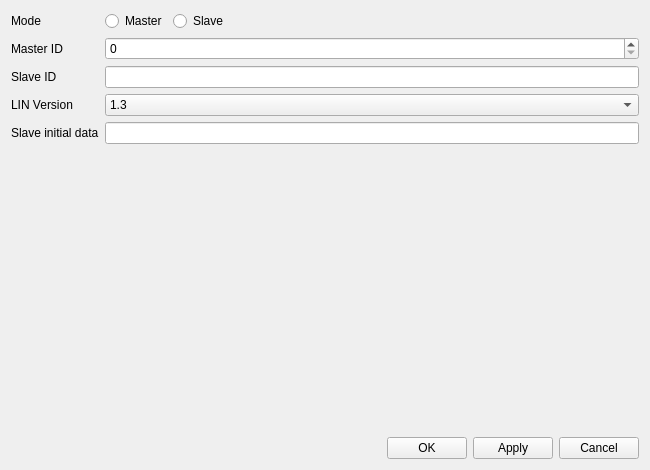
First picture: the form in QLin/settingsdialog.ui, repository pr4u4t/automatron3000, before the edit.
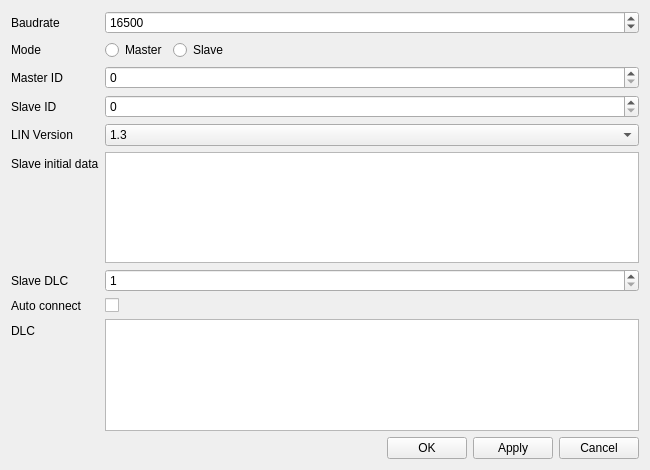
Second picture: the form after the edit.

```diff
--- a/QLin/settingsdialog.ui
+++ b/QLin/settingsdialog.ui
@@ -17,13 +17,33 @@
    <item>
     <layout class="QFormLayout" name="formLayout">
      <item row="0" column="0">
+      <widget class="QLabel" name="label_7">
+       <property name="text">
+        <string>Baudrate</string>
+       </property>
+      </widget>
+     </item>
+     <item row="0" column="1">
+      <widget class="QSpinBox" name="baudrate">
+       <property name="minimum">
+        <number>10400</number>
+       </property>
+       <property name="maximum">
+        <number>20000</number>
+       </property>
+       <property name="value">
+        <number>16500</number>
+       </property>
+      </widget>
+     </item>
+     <item row="1" column="0">
       <widget class="QLabel" name="label_3">
        <property name="text">
         <string>Mode</string>
        </property>
       </widget>
      </item>
-     <item row="0" column="1">
+     <item row="1" column="1">
       <layout class="QHBoxLayout" name="horizontalLayout_2">
        <item>
         <widget class="QRadioButton" name="masterCheck">
@@ -60,38 +80,38 @@
        </item>
       </layout>
      </item>
-     <item row="1" column="0">
+     <item row="2" column="0">
       <widget class="QLabel" name="label">
        <property name="text">
         <string>Master ID</string>
        </property>
       </widget>
      </item>
-     <item row="1" column="1">
+     <item row="2" column="1">
       <widget class="QSpinBox" name="masterID">
        <property name="maximum">
         <number>63</number>
        </property>
       </widget>
      </item>
-     <item row="2" column="0">
+     <item row="3" column="0">
       <widget class="QLabel" name="label_4">
        <property name="text">
         <string>Slave ID</string>
        </property>
       </widget>
      </item>
-     <item row="2" column="1">
-      <widget class="QLineEdit" name="slaveID"/>
+     <item row="3" column="1">
+      <widget class="QSpinBox" name="slaveID"/>
      </item>
-     <item row="3" column="0">
+     <item row="4" column="0">
       <widget class="QLabel" name="label_2">
        <property name="text">
         <string>LIN Version</string>
        </property>
       </widget>
      </item>
-     <item row="3" column="1">
+     <item row="4" column="1">
       <widget class="QComboBox" name="linVersion">
        <item>
         <property name="text">
@@ -110,20 +130,68 @@
        </item>
       </widget>
      </item>
-     <item row="4" column="0">
+     <item row="5" column="0">
       <widget class="QLabel" name="label_5">
        <property name="text">
         <string>Slave initial data</string>
        </property>
       </widget>
      </item>
-     <item row="4" column="1">
+     <item row="5" column="1">
       <layout class="QGridLayout" name="gridLayout">
-       <item row="1" column="0">
-        <widget class="QLineEdit" name="slaveData"/>
+       <item row="0" column="0">
+        <widget class="QTableView" name="slaveInitialData">
+         <property name="alternatingRowColors">
+          <bool>true</bool>
+         </property>
+         <property name="selectionMode">
+          <enum>QAbstractItemView::SingleSelection</enum>
+         </property>
+        </widget>
        </item>
       </layout>
      </item>
+     <item row="7" column="0">
+      <widget class="QLabel" name="label_9">
+       <property name="text">
+        <string>Slave DLC</string>
+       </property>
+      </widget>
+     </item>
+     <item row="7" column="1">
+      <widget class="QSpinBox" name="SlaveDLC">
+       <property name="minimum">
+        <number>1</number>
+       </property>
+       <property name="maximum">
+        <number>8</number>
+       </property>
+      </widget>
+     </item>
+     <item row="9" column="0">
+      <widget class="QLabel" name="label_6">
+       <property name="text">
+        <string>Auto connect</string>
+       </property>
+      </widget>
+     </item>
+     <item row="9" column="1">
+      <widget class="QCheckBox" name="autoConnect">
+       <property name="text">
+        <string/>
+       </property>
+      </widget>
+     </item>
+     <item row="10" column="0">
+      <widget class="QLabel" name="label_8">
+       <property name="text">
+        <string>DLC</string>
+       </property>
+      </widget>
+     </item>
+     <item row="10" column="1">
+      <widget class="QTableView" name="DLC"/>
+     </item>
     </layout>
    </item>
    <item>
```
